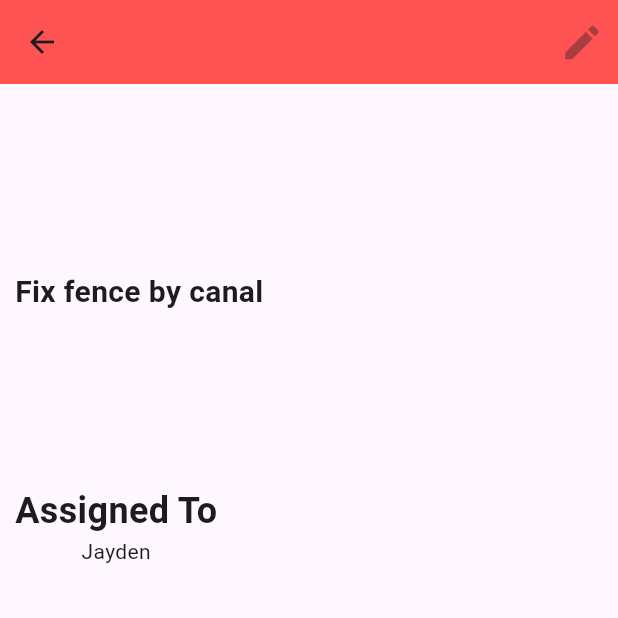
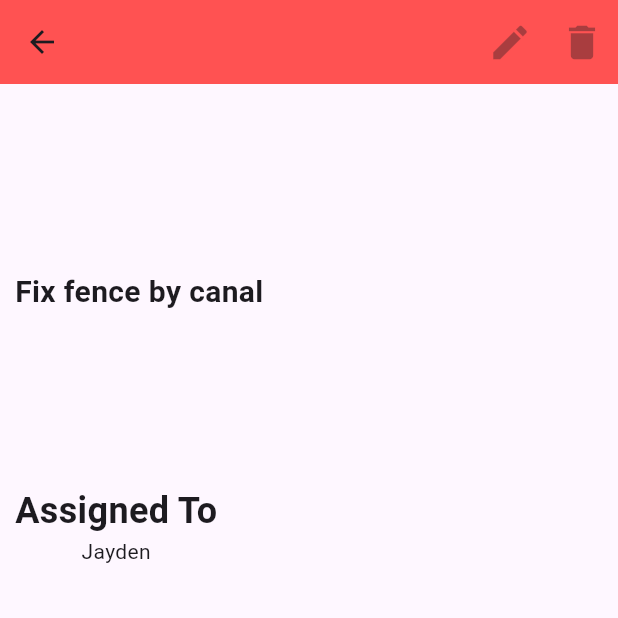
Before and after one commit to cameroncrook/AgriSync-Mobile-App, a Flutter app: the screen it shows after launch, after a tap on "View", on a phone screen of 412 x 824 dp, the top half of it. Run offline on Flutter 3.47's test engine with Material 3 defaults, Android fonts, the light colour scheme and no system bars; our stand-ins replace community_material_icon.

```diff
--- a/lib/TaskDetails.dart
+++ b/lib/TaskDetails.dart
@@ -31,12 +31,17 @@ class _TaskDetailsState extends State<TaskDetails> {
     return Scaffold(
       appBar: AppBar(
         backgroundColor: getStatusColor(taskData["status"]),
-        actions: const <Widget>[
+        actions: const <IconButton>[
           IconButton(
             icon: Icon(Icons.edit, size: 30),
             tooltip: 'Edit details',
             onPressed: null,
           ),
+          IconButton(
+            icon: Icon(Icons.delete, size: 30),
+            tooltip: "Delete",
+            onPressed: null,
+          )
         ],
       ),
       body: Padding(
--- a/lib/dashboard.dart
+++ b/lib/dashboard.dart
@@ -30,6 +30,21 @@ class Dashboard extends StatelessWidget {
   Widget build(BuildContext context) {
     return Column(
       children: <Widget>[
+        Row(
+          mainAxisAlignment: MainAxisAlignment.spaceBetween,
+          children: <ElevatedButton>[
+            ElevatedButton.icon(
+              onPressed: null,
+              icon: const Icon(Icons.list),
+              label: const Text("Manage")
+            ),
+            ElevatedButton.icon(
+              onPressed: null,
+              icon: const Icon(Icons.add),
+              label: const Text("Add Task")
+            ),
+          ],
+        ),
         const Padding(
           padding: EdgeInsets.all(5.0),
           child: Text(
--- a/lib/main.dart
+++ b/lib/main.dart
@@ -4,6 +4,7 @@ import 'hayInput.dart';
 import 'dashboard.dart';
 import 'agriculture.dart';
 import 'cattle.dart';
+import 'settings.dart';
 
 void main() {
   runApp(const MyApp());
@@ -54,15 +55,24 @@ class _MyHomePageState extends State<MyHomePage> {
           backgroundColor: Theme.of(context).colorScheme.inversePrimary,
           title: Text("AgriSync"),
           leading: IconButton(
-            icon: Icon(Icons.dashboard),
-            tooltip: 'Dashboard',
+            icon: const Icon(Icons.settings),
+            tooltip: 'Settings',
             onPressed: () {
               setState(() {
-                _currentBody = Dashboard();
+                _currentBody = Settings();
               });
             },
           ),
-          actions: <Widget>[
+          actions: <IconButton>[
+            IconButton(
+              icon: Icon(Icons.assignment),
+              tooltip: "Tasks",
+              onPressed: () {
+                setState(() {
+                  _currentBody = Dashboard();
+                });
+              },
+            ),
             IconButton(
               icon: const Icon(Icons.agriculture, size: 30),
               tooltip: 'Feed Production',
```
Also changed, not shown: lib/hayInput.dart (+16 -1 lines), lib/settings.dart (added, +49 -0 lines), 1 other file.
